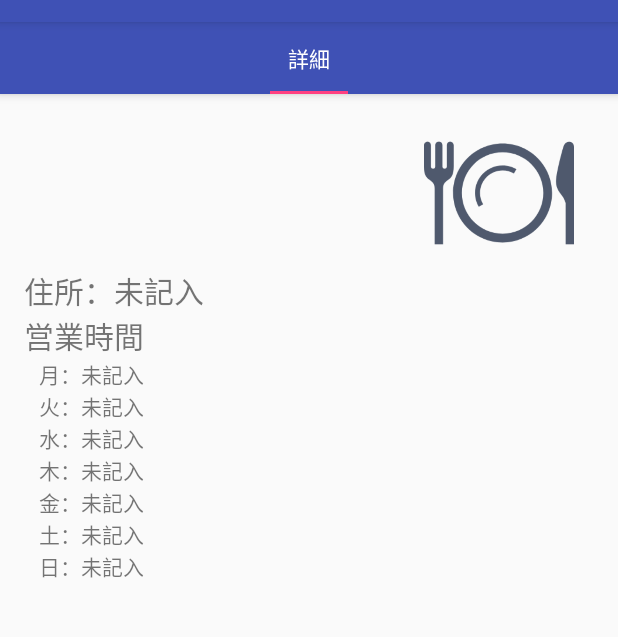
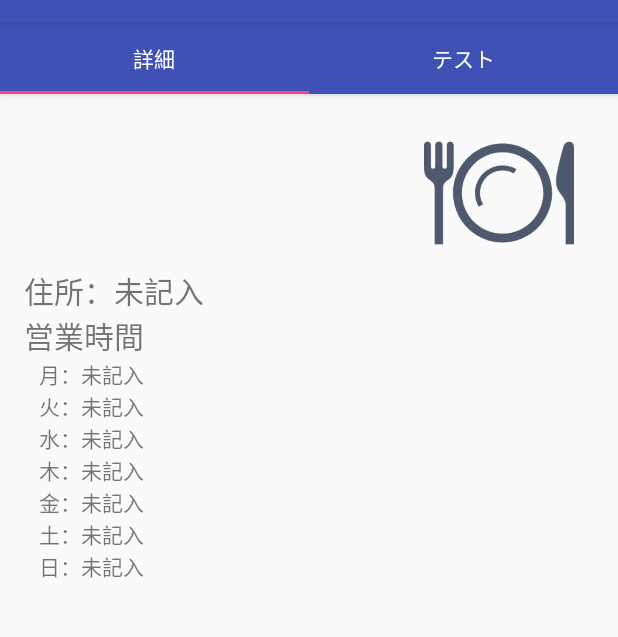
Before and after one commit to kirehashi1224/ITSPFuG202_client, an Android app: the RestaurantDetailActivity screen opened directly, with no data from a screen before it, on a phone screen of 412 x 824 dp, the part 62-699 px from its top. Run offline under Robolectric (Android 15) with nearby library versions, the phone set to English and light mode, and no system bars.

Commit message:
デモ用タブを作成

```diff
--- a/app/src/main/java/jp/ac/titech/itpro/sdl/itspfug202/DetailFragmentPagerAdapter.java
+++ b/app/src/main/java/jp/ac/titech/itpro/sdl/itspfug202/DetailFragmentPagerAdapter.java
@@ -8,7 +8,7 @@ import android.support.v4.app.FragmentPagerAdapter;
 public class DetailFragmentPagerAdapter extends FragmentPagerAdapter {
     Bundle bundle;
 
-    private CharSequence[] tabTitles = {"詳細"};
+    private CharSequence[] tabTitles = {"詳細", "テスト"};
 
     public DetailFragmentPagerAdapter(FragmentManager fm, Bundle bundle){
         super(fm);
@@ -27,6 +27,10 @@ public class DetailFragmentPagerAdapter extends FragmentPagerAdapter {
                 DetailInformationFragment detailInformationFragment = new DetailInformationFragment();
                 detailInformationFragment.setArguments(bundle);
                 return detailInformationFragment;
+            case 1:
+                TestTabFragment testTabFragment = new TestTabFragment();
+                testTabFragment.setArguments(bundle);
+                return testTabFragment;
             default:
                 return null;
         }
--- /dev/null
+++ b/app/src/main/java/jp/ac/titech/itpro/sdl/itspfug202/TestTabFragment.java
@@ -0,0 +1,54 @@
+package jp.ac.titech.itpro.sdl.itspfug202;
+
+import android.content.Context;
+import android.net.Uri;
+import android.os.Bundle;
+import android.support.annotation.Nullable;
+import android.support.v4.app.Fragment;
+import android.view.LayoutInflater;
+import android.view.View;
+import android.view.ViewGroup;
+import android.widget.TextView;
+
+import jp.ac.titech.itpro.sdl.itspfug202.model.Restaurant;
+
+public class TestTabFragment extends Fragment {
+
+    public TestTabFragment() {
+        // Required empty public constructor
+    }
+
+    @Nullable
+    @Override
+    public View onCreateView(LayoutInflater inflater, @Nullable ViewGroup container, @Nullable Bundle savedInstanceState){
+        View view = inflater.inflate(R.layout.fragment_test_tab, container, false);
+        /*
+        TextView detailName = view.findViewById(R.id.detail_shop_name);
+        TextView detailAddress = view.findViewById(R.id.detail_shop_address);
+        TextView mondayTime = view.findViewById(R.id.monday_time);
+        TextView tuesdayTime = view.findViewById(R.id.tuesday_time);
+        TextView wednesdayTime = view.findViewById(R.id.wednesday_time);
+        TextView thursdayTime = view.findViewById(R.id.thursday_time);
+        TextView fridayTime = view.findViewById(R.id.friday_time);
+        TextView saturdayTime = view.findViewById(R.id.saturday_time);
+        TextView sundayTime = view.findViewById(R.id.sunday_time);
+        Restaurant restaurant = (Restaurant) getArguments().getSerializable("restaurant");
+        if(restaurant != null){
+            detailName.setText(restaurant.getName());
+            detailAddress.setText(restaurant.getAddress());
+            mondayTime.setText(restaurant.getTimeSpan(Restaurant.DayOfWeek.MONDAY));
+            tuesdayTime.setText(restaurant.getTimeSpan(Restaurant.DayOfWeek.TUESDAY));
+            wednesdayTime.setText(restaurant.getTimeSpan(Restaurant.DayOfWeek.WEDNESDAY));
+            thursdayTime.setText(restaurant.getTimeSpan(Restaurant.DayOfWeek.THURSDAY));
+            fridayTime.setText(restaurant.getTimeSpan(Restaurant.DayOfWeek.FRIDAY));
+            saturdayTime.setText(restaurant.getTimeSpan(Restaurant.DayOfWeek.SATURDAY));
+            sundayTime.setText(restaurant.getTimeSpan(Restaurant.DayOfWeek.SUNDAY));
+        }*/
+        return view;
+    }
+
+    @Override
+    public void onViewCreated(View view, @Nullable Bundle savedInstanceState){
+        super.onViewCreated(view, savedInstanceState);
+    }
+}
--- /dev/null
+++ b/app/src/main/res/layout/fragment_test_tab.xml
@@ -0,0 +1,15 @@
+<?xml version="1.0" encoding="utf-8"?>
+<FrameLayout xmlns:android="http://schemas.android.com/apk/res/android"
+    xmlns:tools="http://schemas.android.com/tools"
+    android:layout_width="match_parent"
+    android:layout_height="match_parent"
+    tools:context=".TestTabFragment">
+
+    <!-- TODO: Update blank fragment layout -->
+    <TextView
+        android:layout_width="match_parent"
+        android:layout_height="match_parent"
+        android:textSize="40sp"
+        android:text="@string/hello_blank_fragment" />
+
+</FrameLayout>
--- a/app/src/main/res/values/strings.xml
+++ b/app/src/main/res/values/strings.xml
@@ -18,4 +18,7 @@
     <string name="detail_saturday">土：</string>
     <string name="detail_sunday">日：</string>
     <string name="random_button">押せ！</string>
+
+    <!-- TODO: Remove or change this placeholder text -->
+    <string name="hello_blank_fragment">テスト用の空白タブ</string>
 </resources>
```
